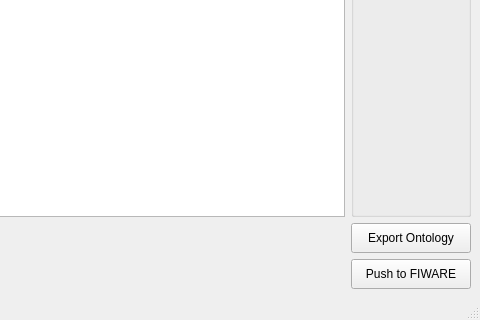
Old version of the form src/gui/mainwindow_ui.ui in the repository ErnestoVivas/FiBEM; both pictures show x 708 to 1188 and y 298 to 618 of the 1188 by 618 pixel window.
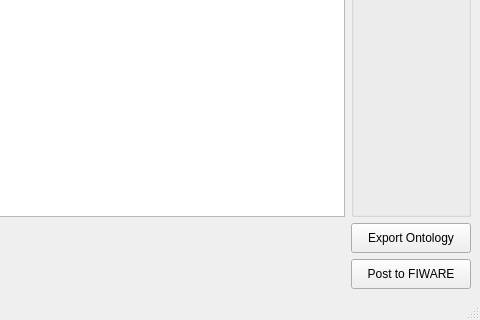
New version of the form.

Diff of the .ui file:
```diff
--- a/src/gui/mainwindow_ui.ui
+++ b/src/gui/mainwindow_ui.ui
@@ -196,7 +196,7 @@
        </size>
       </property>
       <property name="text">
-       <string>Push to FIWARE</string>
+       <string>Post to FIWARE</string>
       </property>
      </widget>
     </item>
```
Left out of the diff: 19 changed lines with no effect on the pictures.
